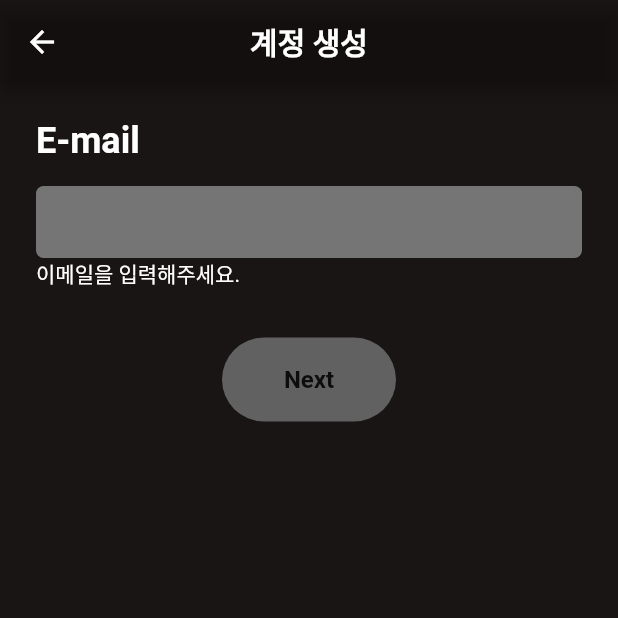
After one commit to star-dark/spydir, a Flutter app: the screen it shows after launch, after a tap on "무료로 회원가입하기", on a phone screen of 412 x 824 dp, the top half of it. The commit adds this screen. Run offline on Flutter 3.47's test engine with Material 2 defaults, Android fonts, the phone set to English and light mode, and no system bars; our stand-ins replace font_awesome_flutter.

Commit message:
이메일화면

```diff
--- a/lib/main.dart
+++ b/lib/main.dart
@@ -12,8 +12,10 @@ class MainApp extends StatelessWidget {
   Widget build(BuildContext context) {
     return MaterialApp(
       theme: ThemeData(
-        scaffoldBackgroundColor: Colors.transparent,
-      ),
+          appBarTheme: const AppBarTheme(
+        backgroundColor: Colors.transparent,
+        centerTitle: true,
+      )),
       home: const LogInScreen(),
     );
   }
--- a/lib/screens/login_screen.dart
+++ b/lib/screens/login_screen.dart
@@ -1,11 +1,17 @@
 import 'package:flutter/material.dart';
 import 'package:font_awesome_flutter/font_awesome_flutter.dart';
+import 'package:spydir/screens/sign_up/email_screen.dart';
 import 'package:spydir/widgets/login_button.dart';
 import '../constants/gaps.dart';
 import '../constants/sizes.dart';
 
 class LogInScreen extends StatelessWidget {
   const LogInScreen({super.key});
+  void tapSignup(BuildContext context) {
+    Navigator.of(context).push(MaterialPageRoute(
+      builder: (context) => const EmailScreen(),
+    ));
+  }
 
   @override
   Widget build(BuildContext context) {
@@ -15,7 +21,9 @@ class LogInScreen extends StatelessWidget {
             fit: BoxFit.cover, image: AssetImage('images/init_screen.jpg')),
       ),
       child: Scaffold(
-        body: SafeArea(
+        backgroundColor: Colors.transparent,
+        body: SingleChildScrollView(
+          child: SafeArea(
             child: Padding(
               padding: const EdgeInsets.all(Sizes.size36),
               child: Column(
@@ -35,7 +43,9 @@ class LogInScreen extends StatelessWidget {
                     ),
                   ),
                   Gaps.v28,
-                FractionallySizedBox(
+                  GestureDetector(
+                    onTap: () => tapSignup(context),
+                    child: FractionallySizedBox(
                       widthFactor: 1,
                       child: Container(
                         padding: const EdgeInsets.symmetric(
@@ -56,6 +66,7 @@ class LogInScreen extends StatelessWidget {
                           style: TextStyle(
                             fontSize: Sizes.size16,
                             fontWeight: FontWeight.w600,
+                          ),
                         ),
                       ),
                     ),
@@ -100,6 +111,7 @@ class LogInScreen extends StatelessWidget {
             ),
           ),
         ),
+      ),
     );
   }
 }
--- /dev/null
+++ b/lib/screens/sign_up/email_screen.dart
@@ -0,0 +1,108 @@
+import 'package:flutter/material.dart';
+import 'package:spydir/constants/sizes.dart';
+import 'package:spydir/screens/sign_up/set_password_screen.dart';
+import '../../constants/gaps.dart';
+import '../../widgets/next_button.dart';
+
+class EmailScreen extends StatefulWidget {
+  const EmailScreen({super.key});
+
+  @override
+  State<EmailScreen> createState() => _EmailScreenState();
+}
+
+class _EmailScreenState extends State<EmailScreen> {
+  final TextEditingController _emailController = TextEditingController();
+  String _email = "";
+
+  @override
+  void initState() {
+    _emailController.addListener(() {
+      setState(() {
+        _email = _emailController.text;
+      });
+    });
+    super.initState();
+  }
+
+  void _onNextTap() {
+    if (_email.isEmpty) return;
+    Navigator.of(context).push(
+        MaterialPageRoute(builder: (context) => const SetPasswordScreen()));
+  }
+
+  @override
+  Widget build(BuildContext context) {
+    return Scaffold(
+      backgroundColor: const Color.fromRGBO(25, 21, 20, 1),
+      appBar: AppBar(
+        title: const Text(
+          "계정 생성",
+          style: TextStyle(
+            fontSize: Sizes.size20,
+            fontWeight: FontWeight.w600,
+          ),
+        ),
+      ),
+      body: SafeArea(
+        child: Padding(
+          padding: const EdgeInsets.all(Sizes.size24),
+          child: Column(
+            crossAxisAlignment: CrossAxisAlignment.start,
+            children: [
+              const Text(
+                "E-mail",
+                style: TextStyle(
+                  color: Colors.white,
+                  fontSize: Sizes.size24,
+                  fontWeight: FontWeight.w700,
+                ),
+              ),
+              Gaps.v16,
+              Container(
+                decoration: BoxDecoration(
+                  color: Colors.grey.shade600,
+                  borderRadius: BorderRadius.circular(5),
+                ),
+                child: TextField(
+                  style: const TextStyle(color: Colors.white),
+                  controller: _emailController,
+                  decoration: const InputDecoration(
+                    enabledBorder: UnderlineInputBorder(
+                      borderSide: BorderSide(
+                        color: Colors.transparent,
+                      ),
+                    ),
+                    focusedBorder: UnderlineInputBorder(
+                      borderSide: BorderSide(
+                        color: Colors.transparent,
+                      ),
+                    ),
+                  ),
+                  cursorHeight: Sizes.size24,
+                  cursorColor: const Color.fromRGBO(252, 202, 70, 1),
+                ),
+              ),
+              const Text(
+                "이메일을 입력해주세요.",
+                style: TextStyle(
+                  color: Colors.white,
+                ),
+              ),
+              Gaps.v32,
+              Row(
+                mainAxisAlignment: MainAxisAlignment.center,
+                children: [
+                  GestureDetector(
+                    onTap: () => _onNextTap(),
+                    child: NextButton(disabled: _email.isEmpty),
+                  ),
+                ],
+              ),
+            ],
+          ),
+        ),
+      ),
+    );
+  }
+}
--- /dev/null
+++ b/lib/screens/sign_up/set_password_screen.dart
@@ -0,0 +1,11 @@
+import 'package:flutter/src/widgets/framework.dart';
+import 'package:flutter/src/widgets/placeholder.dart';
+
+class SetPasswordScreen extends StatelessWidget {
+  const SetPasswordScreen({super.key});
+
+  @override
+  Widget build(BuildContext context) {
+    return const Placeholder();
+  }
+}
--- /dev/null
+++ b/lib/widgets/next_button.dart
@@ -0,0 +1,29 @@
+import 'package:flutter/material.dart';
+import 'package:spydir/constants/sizes.dart';
+
+class NextButton extends StatelessWidget {
+  const NextButton({super.key, required this.disabled});
+  final bool disabled;
+  @override
+  Widget build(BuildContext context) {
+    return SizedBox(
+      height: Sizes.size56,
+      width: Sizes.size96 + Sizes.size20,
+      child: AnimatedContainer(
+        alignment: Alignment.center,
+        decoration: BoxDecoration(
+          color: disabled ? Colors.grey.shade700 : Colors.white,
+          borderRadius: BorderRadius.circular(30),
+        ),
+        duration: const Duration(milliseconds: 300),
+        child: const Text(
+          "Next",
+          style: TextStyle(
+            fontSize: Sizes.size16,
+            fontWeight: FontWeight.w600,
+          ),
+        ),
+      ),
+    );
+  }
+}
```
Lines whose indentation alone changed are shown as unchanged.
